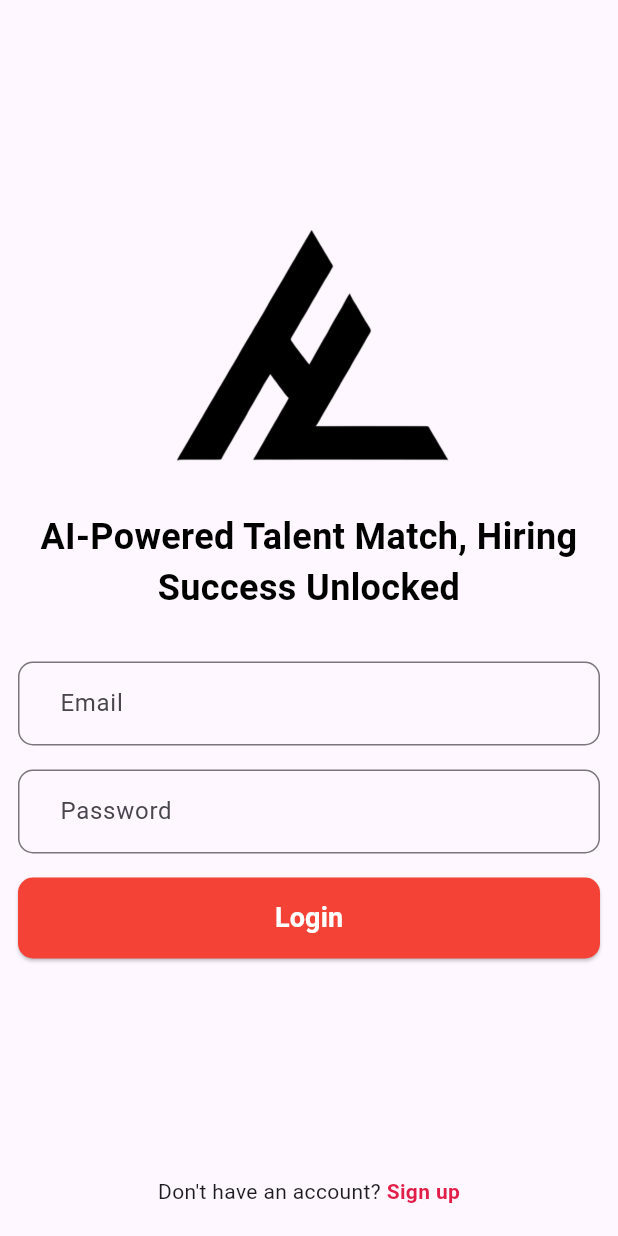
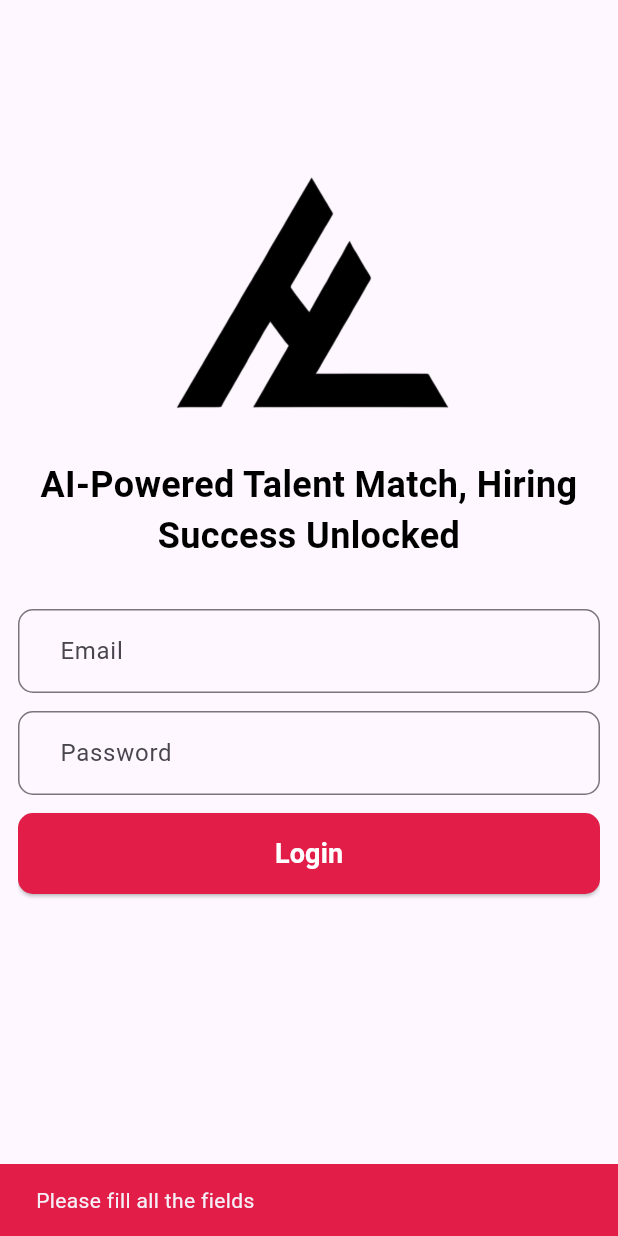
Before and after one commit to Sanket80/HireLink-App, a Flutter app: the LoginScreen screen opened directly, after a tap on "Login", on a phone screen of 412 x 824 dp. Run offline on Flutter 3.47's test engine with Material 3 defaults, Android fonts, the phone set to English and light mode, and no system bars; our stand-ins replace dash_chat_2, file_picker, fl_chart, google_nav_bar, shared_preferences, smooth_page_indicator; missing offline and left inert: flutter_pdfview; accounts and stored records are empty.

Commit message:
Login Completed

```diff
--- a/lib/Screens/LoginScreen.dart
+++ b/lib/Screens/LoginScreen.dart
@@ -1,17 +1,90 @@
+
+import 'dart:convert';
+
 import 'package:flutter/material.dart';
 import 'package:hirelink/Screens/SignUpScreen.dart';
 import 'package:hirelink/Screens/onBoarding.dart';
 import 'package:hirelink/Widgets/text_field_input.dart';
+import 'package:http/http.dart' as http;
+import 'package:shared_preferences/shared_preferences.dart';
 
-class LoginScreen extends StatelessWidget {
+import '../utils/ip.dart';
+import 'HomeScreen.dart';
+
+class LoginScreen extends StatefulWidget {
   LoginScreen({super.key});
 
+  @override
+  State<LoginScreen> createState() => _LoginScreenState();
+}
+
+class _LoginScreenState extends State<LoginScreen> {
   final TextEditingController _emailController = TextEditingController();
+
   final TextEditingController _passwordController = TextEditingController();
+
   bool _isLoading = false;
 
+  late SharedPreferences prefs;
+
   @override
+  void initState() {
+    super.initState();
+    initSharedPreferences();
+  }
 
+  void initSharedPreferences() async {
+    prefs = await SharedPreferences.getInstance();
+  }
+
+  void _loginUser() async {
+    try{
+      setState(() {
+        _isLoading = true;
+      });
+      if(_emailController.text.isEmpty || _passwordController.text.isEmpty) {
+        ScaffoldMessenger.of(context).showSnackBar(
+          SnackBar(
+            content: Text('Please fill all the fields'),
+            backgroundColor: Color(0xffe11d48),
+          ),
+        );
+        return;
+      }
+      var signBody = {
+        'email': _emailController.text,
+        'password': _passwordController.text,
+      };
+
+      var url = 'http://$ipAddress:$port/api/login';
+
+      var response = await http.post(Uri.parse(url),
+          headers: {
+            'Content-Type': 'application/json',
+          },
+          body: jsonEncode(signBody));
+
+      var jsonResponse = jsonDecode(response.body);
+
+      if (response.statusCode == 200) {
+        // prefs.setString('token', jsonResponse['token']);
+        // print('Token: ${jsonResponse['token']}');
+        Navigator.of(context).pushReplacement(
+          MaterialPageRoute(
+            builder: (context) => HomeScreen(),
+          ),
+        );
+      } else {
+        print('Error');
+      }
+    }
+    catch(e){
+      print(e);
+    }
+    setState(() {
+      _isLoading = false;
+    });
+  }
 
   @override
   Widget build(BuildContext context) {
@@ -19,10 +92,13 @@ class LoginScreen extends StatelessWidget {
       body: SafeArea(
         child: Padding(
           padding: const EdgeInsets.all(12.0),
+          child: SingleChildScrollView(
+            child: Container(
+              height: MediaQuery.of(context).size.height,
               child: Column(
                 mainAxisAlignment: MainAxisAlignment.center,
                 children: [
-              Flexible(child: Container(), flex: 2),
+                  Flexible(child: Container(), flex: 1),
                   Image.asset('assets/hirelink_logo.png',height: 200,),
                   SizedBox(height: 8),
                   Text(
@@ -47,7 +123,7 @@ class LoginScreen extends StatelessWidget {
                     ),
                   ),
 
-              SizedBox(height: 16),
+                  SizedBox(height: 12),
                   TextFormField(
                     controller: _passwordController,
                     keyboardType: TextInputType.visiblePassword,
@@ -61,15 +137,13 @@ class LoginScreen extends StatelessWidget {
                     ),
                   ),
 
-              SizedBox(height: 16),
+                  SizedBox(height: 12),
                   SizedBox(
                     width: double.infinity,
                     child: ElevatedButton(
-                  onPressed: () {
-                    // Add your onPressed function here
-                  },
+                      onPressed: _loginUser,
                       style: ElevatedButton.styleFrom(
-                    primary: Colors.red, // Background color
+                        primary: Color(0xffe11d48), // Background color
                         onPrimary: Colors.white, // Text color
                         padding: EdgeInsets.symmetric(vertical: 14, horizontal: 38),
                         shape: RoundedRectangleBorder(
@@ -87,7 +161,7 @@ class LoginScreen extends StatelessWidget {
                   ),
 
 
-              SizedBox(height: 16),
+                  SizedBox(height: 32),
                   Flexible(child: Container(), flex: 2),
 
                   Row(
@@ -122,6 +196,8 @@ class LoginScreen extends StatelessWidget {
               ),
             ),
           ),
+        ),
+      ),
     );
   }
 }
--- /dev/null
+++ b/lib/utils/ip.dart
@@ -0,0 +1,2 @@
+const String ipAddress = '192.168.0.100';
+const int port = 3000;
--- a/pubspec.yaml
+++ b/pubspec.yaml
@@ -44,6 +44,8 @@ dependencies:
   flutter_launcher_icons: ^0.13.1
   http: ^1.2.0
   dash_chat_2: ^0.0.20
+  shared_preferences: ^2.2.2
+  jwt_decoder: ^2.0.1
 
 dev_dependencies:
   flutter_test:
```
Also changed, not shown: pubspec.lock, 1 other file. Lines whose indentation alone changed are shown as unchanged.
